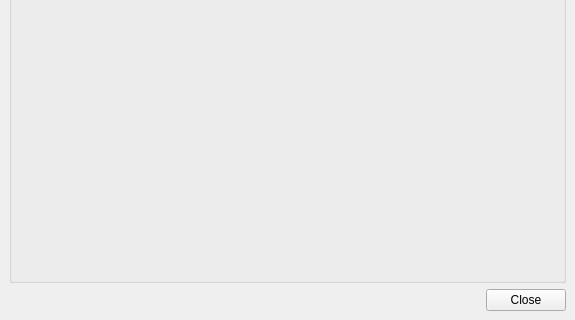
First picture: the form in files/ui/mainwindow.ui, repository OpenMW/openmw, before the edit; both pictures show x 0 to 575 and y 215 to 535 of the 575 by 535 pixel window.
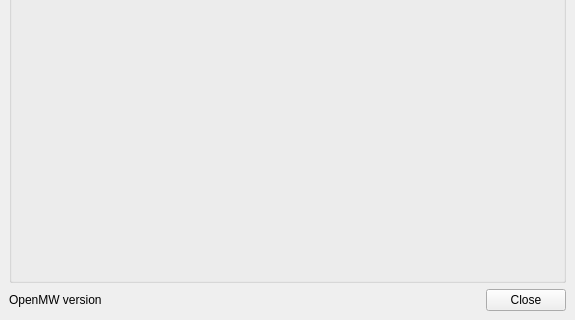
Second picture: the form after the edit. Icons and pictures are not drawn.

Commit message: Added version information to the launcher

What changed in the file:
```diff
--- a/files/ui/mainwindow.ui
+++ b/files/ui/mainwindow.ui
@@ -2,6 +2,14 @@
 <ui version="4.0">
  <class>MainWindow</class>
  <widget class="QMainWindow" name="MainWindow">
+  <property name="geometry">
+   <rect>
+    <x>0</x>
+    <y>0</y>
+    <width>575</width>
+    <height>535</height>
+   </rect>
+  </property>
   <property name="minimumSize">
    <size>
     <width>575</width>
@@ -56,11 +64,35 @@
      </widget>
     </item>
     <item>
+     <layout class="QHBoxLayout" name="horizontalLayout">
+      <item>
+       <widget class="QLabel" name="versionLabel">
+        <property name="text">
+         <string>OpenMW version</string>
+        </property>
+       </widget>
+      </item>
+      <item>
+       <spacer name="horizontalSpacer">
+        <property name="orientation">
+         <enum>Qt::Horizontal</enum>
+        </property>
+        <property name="sizeHint" stdset="0">
+         <size>
+          <width>40</width>
+          <height>20</height>
+         </size>
+        </property>
+       </spacer>
+      </item>
+      <item>
      <widget class="QDialogButtonBox" name="buttonBox">
       <property name="standardButtons">
        <set>QDialogButtonBox::Close</set>
       </property>
      </widget>
+      </item>
+     </layout>
     </item>
    </layout>
   </widget>
```
Lines whose indentation alone changed are shown as unchanged. The commit also changes 1 other file.
